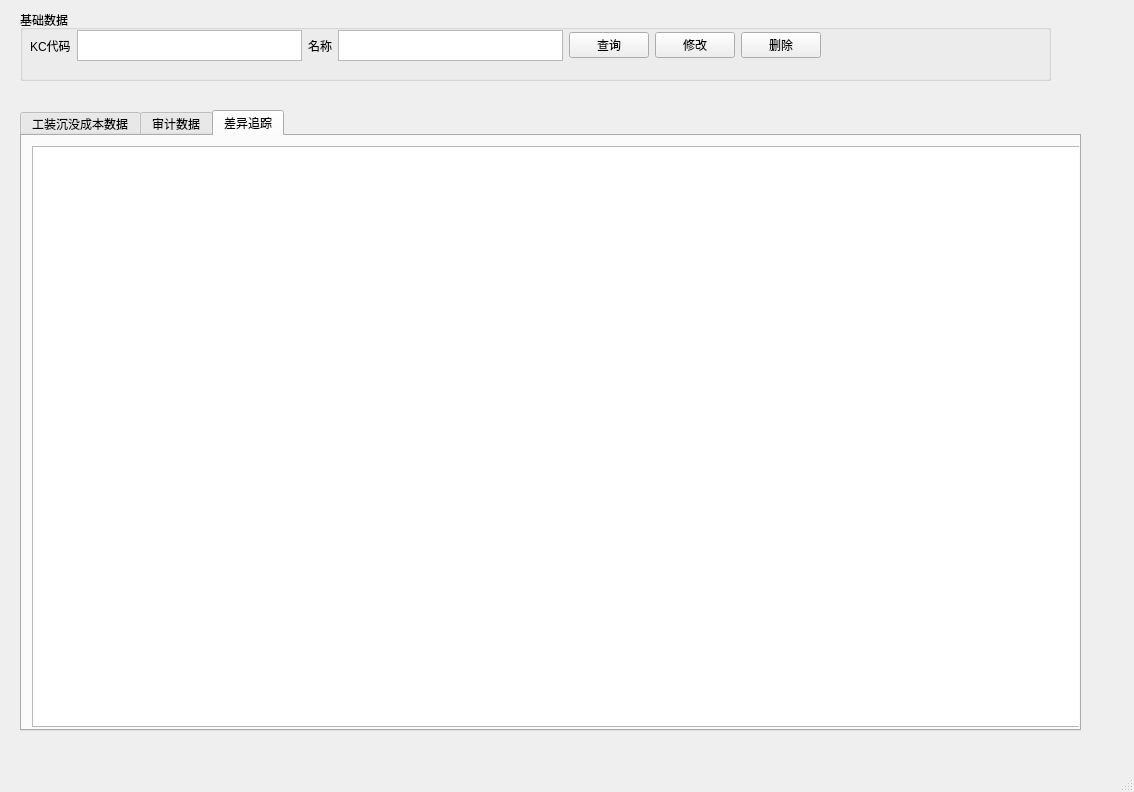
First picture: the form in MainApp.ui, repository marcusbai/TDM, before the edit.
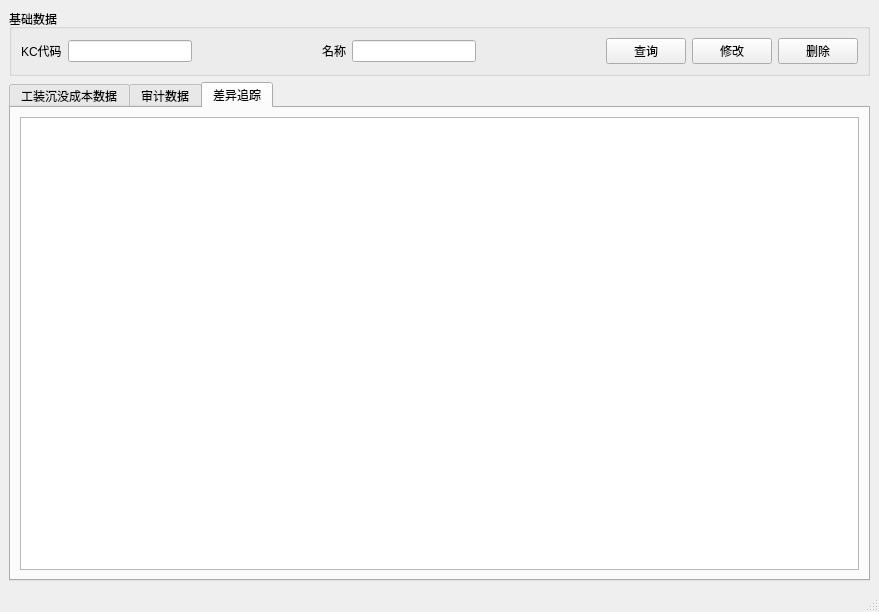
Second picture: the form after the edit. The open tabs and pages were chosen to show the change.

Commit message: 初步完成布局

What changed in the file:
```diff
--- a/MainApp.ui
+++ b/MainApp.ui
@@ -6,93 +6,38 @@
    <rect>
     <x>0</x>
     <y>0</y>
-    <width>1134</width>
-    <height>792</height>
+    <width>879</width>
+    <height>612</height>
    </rect>
   </property>
+  <property name="sizePolicy">
+   <sizepolicy hsizetype="Fixed" vsizetype="Preferred">
+    <horstretch>0</horstretch>
+    <verstretch>0</verstretch>
+   </sizepolicy>
+  </property>
   <property name="windowTitle">
    <string>MainWindow</string>
   </property>
   <widget class="QWidget" name="centralwidget">
-   <widget class="QTabWidget" name="tabWidget">
-    <property name="geometry">
-     <rect>
-      <x>20</x>
-      <y>110</y>
-      <width>1061</width>
-      <height>621</height>
-     </rect>
-    </property>
-    <property name="currentIndex">
-     <number>0</number>
-    </property>
-    <widget class="QWidget" name="tab">
-     <attribute name="title">
-      <string>工装沉没成本数据</string>
-     </attribute>
-     <widget class="QTableView" name="tableView">
-      <property name="geometry">
-       <rect>
-        <x>0</x>
-        <y>0</y>
-        <width>1061</width>
-        <height>611</height>
-       </rect>
-      </property>
-     </widget>
-    </widget>
-    <widget class="QWidget" name="tab_2">
-     <attribute name="title">
-      <string>审计数据</string>
-     </attribute>
-     <widget class="QTableView" name="tableView_2">
-      <property name="geometry">
-       <rect>
-        <x>10</x>
-        <y>10</y>
-        <width>1051</width>
-        <height>581</height>
-       </rect>
-      </property>
-     </widget>
-    </widget>
-    <widget class="QWidget" name="tab_3">
-     <attribute name="title">
-      <string>差异追踪</string>
-     </attribute>
-     <widget class="QTableView" name="tableView_3">
-      <property name="geometry">
-       <rect>
-        <x>10</x>
-        <y>10</y>
-        <width>1051</width>
-        <height>581</height>
-       </rect>
-      </property>
-     </widget>
-    </widget>
-   </widget>
+   <layout class="QVBoxLayout" name="verticalLayout">
+    <item>
    <widget class="QGroupBox" name="baseinfo">
-    <property name="geometry">
-     <rect>
-      <x>20</x>
-      <y>10</y>
-      <width>1031</width>
-      <height>71</height>
-     </rect>
+      <property name="maximumSize">
+       <size>
+        <width>16777215</width>
+        <height>353</height>
+       </size>
+      </property>
+      <property name="sizeIncrement">
+       <size>
+        <width>0</width>
+        <height>0</height>
+       </size>
     </property>
     <property name="title">
      <string>基础数据</string>
     </property>
-    <widget class="QWidget" name="layoutWidget">
-     <property name="geometry">
-      <rect>
-       <x>10</x>
-       <y>20</y>
-       <width>791</width>
-       <height>31</height>
-      </rect>
-     </property>
      <layout class="QHBoxLayout" name="horizontalLayout">
       <item>
        <widget class="QLabel" name="KCcode">
@@ -102,7 +47,20 @@
        </widget>
       </item>
       <item>
-       <widget class="QTextEdit" name="KCcode_2"/>
+        <widget class="QLineEdit" name="lineEdit"/>
+       </item>
+       <item>
+        <spacer name="horizontalSpacer">
+         <property name="orientation">
+          <enum>Qt::Horizontal</enum>
+         </property>
+         <property name="sizeHint" stdset="0">
+          <size>
+           <width>40</width>
+           <height>20</height>
+          </size>
+         </property>
+        </spacer>
       </item>
       <item>
        <widget class="QLabel" name="s_name">
@@ -112,7 +70,20 @@
        </widget>
       </item>
       <item>
-       <widget class="QTextEdit" name="s_name_2"/>
+        <widget class="QLineEdit" name="lineEdit_2"/>
+       </item>
+       <item>
+        <spacer name="horizontalSpacer_2">
+         <property name="orientation">
+          <enum>Qt::Horizontal</enum>
+         </property>
+         <property name="sizeHint" stdset="0">
+          <size>
+           <width>40</width>
+           <height>20</height>
+          </size>
+         </property>
+        </spacer>
       </item>
       <item>
        <widget class="QPushButton" name="pushButton_cha">
@@ -137,7 +108,45 @@
       </item>
      </layout>
     </widget>
-   </widget>
+    </item>
+    <item>
+     <widget class="QTabWidget" name="tabWidget">
+      <property name="currentIndex">
+       <number>2</number>
+      </property>
+      <widget class="QWidget" name="tab">
+       <attribute name="title">
+        <string>工装沉没成本数据</string>
+       </attribute>
+       <layout class="QGridLayout" name="gridLayout">
+        <item row="0" column="0">
+         <widget class="QTableView" name="tableView"/>
+        </item>
+       </layout>
+      </widget>
+      <widget class="QWidget" name="tab_2">
+       <attribute name="title">
+        <string>审计数据</string>
+       </attribute>
+       <layout class="QGridLayout" name="gridLayout_2">
+        <item row="0" column="0">
+         <widget class="QTableView" name="tableView_2"/>
+        </item>
+       </layout>
+      </widget>
+      <widget class="QWidget" name="tab_3">
+       <attribute name="title">
+        <string>差异追踪</string>
+       </attribute>
+       <layout class="QGridLayout" name="gridLayout_3">
+        <item row="0" column="0">
+         <widget class="QTableView" name="tableView_3"/>
+        </item>
+       </layout>
+      </widget>
+     </widget>
+    </item>
+   </layout>
   </widget>
   <widget class="QMenuBar" name="menubar">
    <property name="geometry">
```
Left out of the diff: 9 changed lines with no effect on the pictures. Lines whose indentation alone changed are shown as unchanged. The commit also changes 2 other files.
